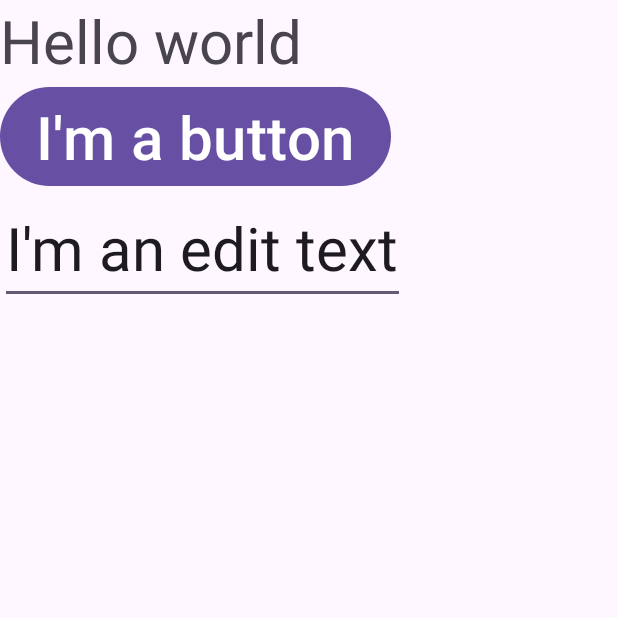
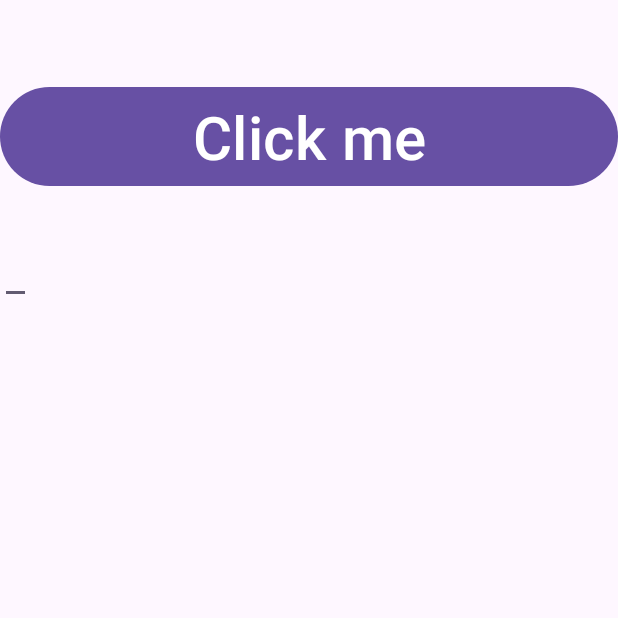
Before and after one commit to etorunski/InClassExamples_F23, an Android app: the screen it shows after launch (MainActivity), on a phone screen of 412 x 824 dp, the top half of it. Run offline under Robolectric (Android 15) with nearby library versions, the phone set to English and light mode, and no system bars.

Commit message:
finished textview

```diff
--- a/app/build.gradle.kts
+++ b/app/build.gradle.kts
@@ -5,6 +5,10 @@ plugins {
 android {
     namespace = "algonquin.cst2335.inclassexamples_f23"
     compileSdk = 33
+
+    buildFeatures{
+        viewBinding = true
+    }
 
     defaultConfig {
         applicationId = "algonquin.cst2335.inclassexamples_f23"
--- a/app/src/main/AndroidManifest.xml
+++ b/app/src/main/AndroidManifest.xml
@@ -13,7 +13,7 @@
         android:theme="@style/Theme.InClassExamples_F23"
         tools:targetApi="31">
         <activity
-            android:name=".MainActivity"
+            android:name=".ui.MainActivity"
             android:exported="true">
             <intent-filter>
                 <action android:name="android.intent.action.MAIN" />
--- a/app/src/main/java/algonquin/cst2335/inclassexamples_f23/MainActivity.java
+++ /dev/null
@@ -1,36 +0,0 @@
-package algonquin.cst2335.inclassexamples_f23;
-
-import androidx.appcompat.app.AppCompatActivity;
-import android.os.Bundle;
-import android.view.View;
-import android.widget.Button;
-import android.widget.EditText;
-import android.widget.TextView;
-
-public class MainActivity extends AppCompatActivity {
-
-
-    //same as public static void main(String args[])
-    @Override //app starts here
-    protected void onCreate(Bundle savedInstanceState) {
-        super.onCreate(savedInstanceState);
-//no ids loaded yet here
-        //this is the only function call, loads stuff onto screen
-        setContentView(R.layout.activity_main);
-
-
-        TextView tv = findViewById(R.id.myTextView); //same as getElementById() in HTML
-
-        Button b =  findViewById(R.id.myButton);
-
-        EditText et = findViewById(R.id.myEditText);
-
-        //OnClickListener     //anonymnous class
-        b.setOnClickListener(v -> {
-            //only run when you click the button
-            tv.setText("You clicked the button");
-            et.setText("You clicked the button");
-            b.setText("You clicked the button");
-        });
-    }
-}
--- /dev/null
+++ b/app/src/main/java/algonquin/cst2335/inclassexamples_f23/data/MainViewModel.java
@@ -0,0 +1,11 @@
+package algonquin.cst2335.inclassexamples_f23.data;
+
+import androidx.lifecycle.MutableLiveData;
+import androidx.lifecycle.ViewModel;
+
+//data survives rotation changes
+public class MainViewModel extends ViewModel {
+
+    //observe this object:
+    public MutableLiveData<String> userString = new MutableLiveData("");
+}
--- /dev/null
+++ b/app/src/main/java/algonquin/cst2335/inclassexamples_f23/ui/MainActivity.java
@@ -0,0 +1,56 @@
+package algonquin.cst2335.inclassexamples_f23.ui;
+
+import androidx.appcompat.app.AppCompatActivity;
+import androidx.lifecycle.Observer;
+import androidx.lifecycle.ViewModelProvider;
+
+import android.os.Bundle;
+import android.view.View;
+import android.widget.Button;
+import android.widget.EditText;
+import android.widget.TextView;
+
+import algonquin.cst2335.inclassexamples_f23.R;
+import algonquin.cst2335.inclassexamples_f23.data.MainViewModel;
+import algonquin.cst2335.inclassexamples_f23.databinding.ActivityMainBinding;
+
+
+public class MainActivity extends AppCompatActivity {
+    private ActivityMainBinding binding;
+    private MainViewModel viewModel;
+
+    //same as public static void main(String args[])
+    @Override //app starts here
+    protected void onCreate(Bundle savedInstanceState) {
+        super.onCreate(savedInstanceState);
+
+        binding = ActivityMainBinding.inflate( getLayoutInflater() );
+
+        viewModel = new ViewModelProvider(this).get(MainViewModel.class);
+        //this is the only function call, loads stuff onto screen
+        setContentView( binding.getRoot() );
+
+
+
+        TextView tv =binding.myTextView; //same as getElementById() in HTML
+        Button b =  binding.myButton; //must not be null
+        EditText et =binding.myEditText;
+
+        //this will be called when the value changes:
+        viewModel.userString.observe(this, new Observer<String>() {
+            @Override
+            public void onChanged(String s) {
+                tv.setText(s);
+            }
+        });
+        et.setText( viewModel.userString.getValue() );
+        //OnClickListener     //anonymnous class
+        b.setOnClickListener(v -> {
+            //only run when you click the button
+
+            String string = et.getText().toString(); //read what the user typed
+            viewModel.userString.postValue( string ); //set the value, and notify observers
+            b.setText("You clicked the button");
+        });
+    }
+}
--- a/app/src/main/res/layout/activity_main.xml
+++ b/app/src/main/res/layout/activity_main.xml
@@ -6,7 +6,7 @@
     android:layout_width="match_parent"
     android:layout_height="match_parent"
     android:orientation="vertical"
-    tools:context=".MainActivity">
+    tools:context=".ui.MainActivity">
 
 
     <!-- 1 - values-es-rCH -->
@@ -24,9 +24,9 @@
 
         android:textSize="40dp"
         android:id="@+id/myButton"
-        android:layout_width="wrap_content"
+        android:layout_width="match_parent"
         android:layout_height="wrap_content"
-        android:text="@string/button_text"
+        android:text="Click me"
         />
     <EditText
 
```
